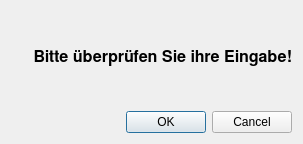
Before: the Qt Designer form src/gui/dialogs/main/reminder.ui in hrafnass/ANTv2, drawn with Qt 5.
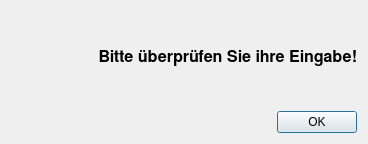
After: the same form once the commit is applied.

Commit message: removed cancel button in reminder.ui

```diff
--- a/src/gui/dialogs/main/reminder.ui
+++ b/src/gui/dialogs/main/reminder.ui
@@ -6,7 +6,7 @@
    <rect>
     <x>0</x>
     <y>0</y>
-    <width>303</width>
+    <width>368</width>
     <height>144</height>
    </rect>
   </property>
@@ -53,7 +53,7 @@
       <enum>Qt::Horizontal</enum>
      </property>
      <property name="standardButtons">
-      <set>QDialogButtonBox::Cancel|QDialogButtonBox::Ok</set>
+      <set>QDialogButtonBox::Ok</set>
      </property>
     </widget>
    </item>
```
